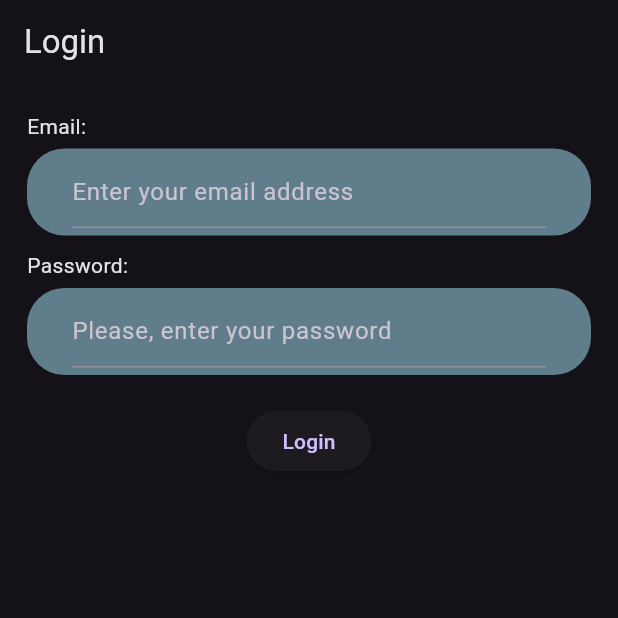
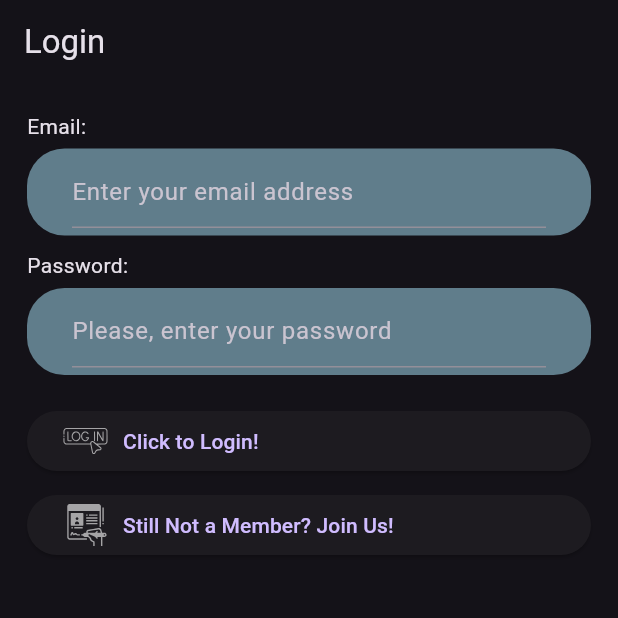
Before and after one commit to tetrakup/flutter_final, a Flutter app: the screen it shows after launch, on a phone screen of 412 x 824 dp, the top half of it. Run offline on Flutter 3.47's test engine with Material 3 defaults, Android fonts, the light colour scheme and no system bars; our stand-ins replace device_info_plus, dio, flutter_secure_storage, flutter_svg, gap, shared_preferences; missing offline and left inert: dart:js; project files that could hold a hidden picture were left out.

Commit message:
Redirection for button and register was added to the login page

```diff
--- a/navigater/lib/screens/booksScreen.dart
+++ b/navigater/lib/screens/booksScreen.dart
@@ -181,7 +181,7 @@ class BooksScreen extends StatelessWidget {
                               children: [
                                 SvgPicture.asset(
                                   "assets/icons/team.svg",
-                                  height: 27,
+                                  height: 30,
                                   colorFilter: ColorFilter.mode(
                                       Colors.blueGrey, BlendMode.srcIn),
                                 ),
--- a/navigater/lib/screens/loginScreen.dart
+++ b/navigater/lib/screens/loginScreen.dart
@@ -2,6 +2,7 @@ import 'dart:convert';
 
 import 'package:flutter/cupertino.dart';
 import 'package:flutter/material.dart';
+import 'package:flutter_svg/flutter_svg.dart';
 import 'package:gap/gap.dart';
 import 'package:navigater/core/storage.dart';
 import 'package:shared_preferences/shared_preferences.dart';
@@ -165,15 +166,59 @@ class _LoginScreenState extends State<LoginScreen> {
                         const SizedBox(
                           height: 20,
                         ),
-                        Row(
-                          mainAxisAlignment: MainAxisAlignment.center,
-                          children: [
-                            ElevatedButton(
-                              onPressed: loginUser,
-                              child: const Text("Login"),
-                            ),
-                          ],
+                        // Row(
+                        //   mainAxisAlignment: MainAxisAlignment.center,
+                        //   children: [
+                        //     ElevatedButton(
+                        //       onPressed: loginUser,
+                        //       child: const Text("Login"),
+                        //     ),
+                        //   ],
+                        // ),
+                        ElevatedButton(
+                          onPressed: loginUser,
+                          child: Row(
+                            children: [
+                              SvgPicture.asset(
+                                "assets/icons/login.svg",
+                                height: 30,
+                                colorFilter: ColorFilter.mode(
+                                  Colors.white60,
+                                  BlendMode.srcIn,
+                                ),
+                              ),
+                              SizedBox(
+                                width: 10,
+                              ),
+                              Text("Click to Login!"),
+                            ],
+                          ),
                         ),
+                        Gap(8),
+                        //hala üye degil misin?üye ol.
+                        ElevatedButton(
+                          onPressed: () {
+                            Navigator.pushNamed(context, '/register');
+                          },
+                          child: Row(
+                            children: [
+                              //Icon(Icons.app_registration),
+                              SvgPicture.asset(
+                                "assets/icons/register.svg",
+                                height: 30,
+                                colorFilter: ColorFilter.mode(
+                                  Colors.white60,
+                                  BlendMode.srcIn,
+                                ),
+                              ),
+                              SizedBox(
+                                width: 10,
+                              ),
+                              Text("Still Not a Member? Join Us!"),
+                            ],
+                          ),
+                        ),
+                        //üye ol bitis
                       ],
                     ),
                   ),
--- a/navigater/lib/screens/profileScreen.dart
+++ b/navigater/lib/screens/profileScreen.dart
@@ -24,6 +24,7 @@ class ProfileScreen extends StatelessWidget {
             Row(
               mainAxisAlignment: MainAxisAlignment.start,
               children: [
+                Gap(5),
                 ProfileItem(
                   avatar: 'assets/images/avatar.jpg',
                   name: "Ceylan Atay",
```
Also changed, not shown: navigater/lib/screens/writerScreen.dart (+0 -8 lines), navigater/assets/icons/login.svg (added), navigater/assets/icons/register.svg (added).
